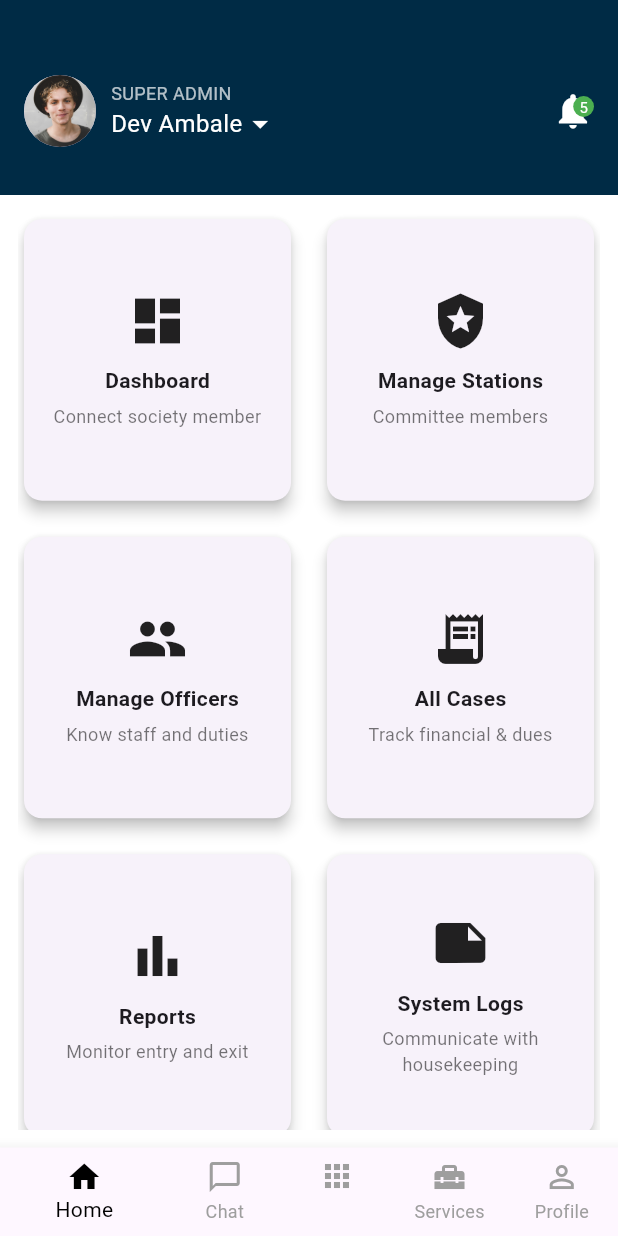
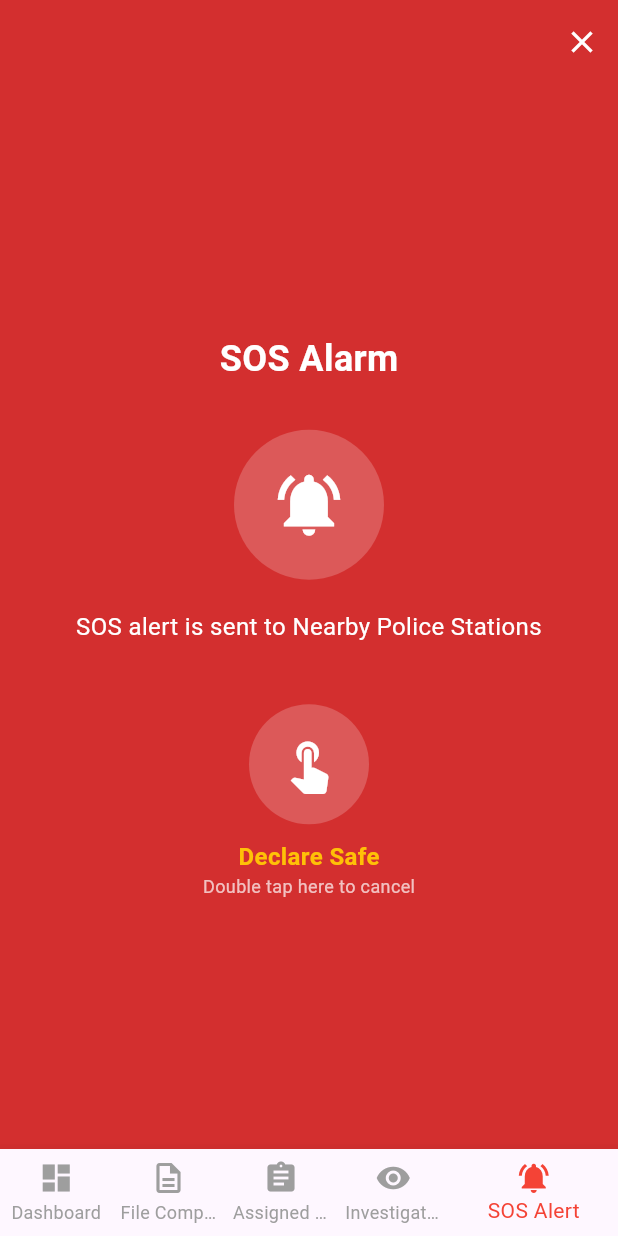
Before and after one commit to Aswaj-th/fyp, a Flutter app: the screen it shows after launch, on a phone screen of 412 x 824 dp. Run offline on Flutter 3.47's test engine with Material 3 defaults, Android fonts, the phone set to English and light mode, and no system bars.

Commit message:
Added hc dashboard and sos page

```diff
--- a/lib/main.dart
+++ b/lib/main.dart
@@ -1,5 +1,5 @@
 import 'package:flutter/material.dart';
-import 'pages/admin_dashboard.dart'; // 👈 import it
+import 'pages/sos_page.dart';
 
 void main() {
   runApp(MyApp());
@@ -9,9 +9,9 @@ class MyApp extends StatelessWidget {
   @override
   Widget build(BuildContext context) {
     return MaterialApp(
-      title: 'Admin Dashboard',
+      title: 'SOS',
       theme: ThemeData(primarySwatch: Colors.blue),
-      home: DashboardPage(),
+      home: SOSAlertPage(),
     );
   }
 }
--- /dev/null
+++ b/lib/pages/sos_page.dart
@@ -0,0 +1,131 @@
+import 'package:flutter/material.dart';
+
+class SOSAlertPage extends StatefulWidget {
+  @override
+  _SOSAlertPageState createState() => _SOSAlertPageState();
+}
+
+class _SOSAlertPageState extends State<SOSAlertPage> {
+  int tapCount = 0;
+
+  void _handleDoubleTap() {
+    setState(() {
+      tapCount++;
+    });
+
+    if (tapCount >= 2) {
+      ScaffoldMessenger.of(
+        context,
+      ).showSnackBar(SnackBar(content: Text('SOS Cancelled. You are safe.')));
+      tapCount = 0;
+    }
+  }
+
+  @override
+  Widget build(BuildContext context) {
+    return Scaffold(
+      backgroundColor: Colors.red[700],
+      appBar: AppBar(
+        backgroundColor: Colors.transparent,
+        elevation: 0,
+        leading: SizedBox.shrink(),
+        actions: [
+          IconButton(
+            icon: Icon(Icons.close, color: Colors.white),
+            onPressed: () => Navigator.pop(context),
+          ),
+        ],
+      ),
+      body: Center(
+        // <-- This ensures full center alignment
+        child: Column(
+          mainAxisSize: MainAxisSize.min,
+          crossAxisAlignment: CrossAxisAlignment.center, // horizontal centering
+          children: [
+            Text(
+              'SOS Alarm',
+              style: TextStyle(
+                color: Colors.white,
+                fontSize: 24,
+                fontWeight: FontWeight.bold,
+              ),
+            ),
+            SizedBox(height: 30),
+            CircleAvatar(
+              radius: 50,
+              backgroundColor: Colors.white.withOpacity(0.2),
+              child: Icon(
+                Icons.notifications_active,
+                size: 50,
+                color: Colors.white,
+              ),
+            ),
+            SizedBox(height: 20),
+            Padding(
+              padding: const EdgeInsets.symmetric(horizontal: 30),
+              child: Text(
+                'SOS alert is sent to Nearby Police Stations',
+                textAlign: TextAlign.center,
+                style: TextStyle(color: Colors.white, fontSize: 16),
+              ),
+            ),
+            SizedBox(height: 40),
+            GestureDetector(
+              onDoubleTap: _handleDoubleTap,
+              child: Column(
+                children: [
+                  CircleAvatar(
+                    radius: 40,
+                    backgroundColor: Colors.white.withOpacity(0.2),
+                    child: Icon(Icons.touch_app, size: 40, color: Colors.white),
+                  ),
+                  SizedBox(height: 10),
+                  Text(
+                    'Declare Safe',
+                    style: TextStyle(
+                      color: Colors.amber,
+                      fontSize: 16,
+                      fontWeight: FontWeight.bold,
+                    ),
+                  ),
+                  Text(
+                    'Double tap here to cancel',
+                    style: TextStyle(color: Colors.white70, fontSize: 12),
+                  ),
+                ],
+              ),
+            ),
+          ],
+        ),
+      ),
+      bottomNavigationBar: BottomNavigationBar(
+        currentIndex: 4,
+        selectedItemColor: Colors.red,
+        unselectedItemColor: Colors.grey,
+        showUnselectedLabels: true,
+        items: [
+          BottomNavigationBarItem(
+            icon: Icon(Icons.dashboard),
+            label: 'Dashboard',
+          ),
+          BottomNavigationBarItem(
+            icon: Icon(Icons.description_outlined),
+            label: 'File Complaint',
+          ),
+          BottomNavigationBarItem(
+            icon: Icon(Icons.assignment),
+            label: 'Assigned Cases',
+          ),
+          BottomNavigationBarItem(
+            icon: Icon(Icons.visibility),
+            label: 'Investigation Updates',
+          ),
+          BottomNavigationBarItem(
+            icon: Icon(Icons.notifications_active),
+            label: 'SOS Alert',
+          ),
+        ],
+      ),
+    );
+  }
+}
```
Also changed, not shown: lib/pages/hc_dashboard.dart (added, +162 -0 lines).
